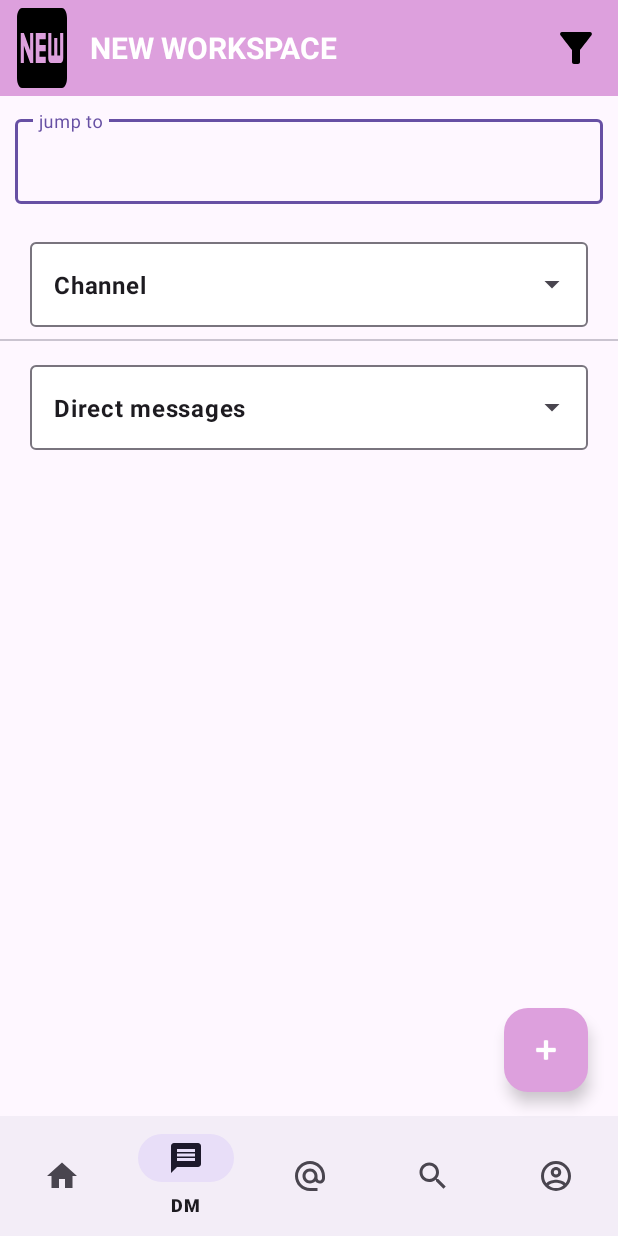
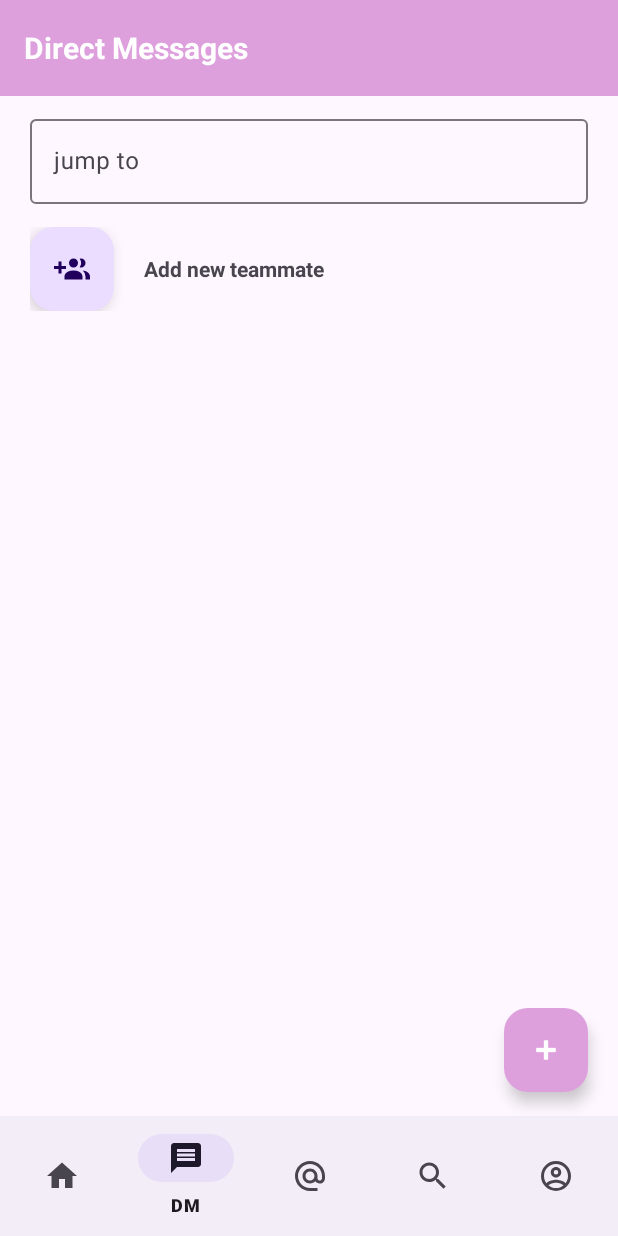
Before and after one commit to amiinemakhlouf/SlackClone, an Android app: the screen it shows after launch (MainActivity), item 2 of the bottom bar chosen, on a phone screen of 412 x 824 dp. Run offline under Robolectric (Android 15) with nearby library versions, the phone set to English and light mode, and no system bars; our stand-ins replace navigation-ui.

Commit message:
dm fragment ui

```diff
--- /dev/null
+++ b/app/src/main/java/esprims/gi2/guesswhoisback/DMFragment.kt
@@ -0,0 +1,27 @@
+package esprims.gi2.guesswhoisback
+
+import android.os.Bundle
+import androidx.fragment.app.Fragment
+import android.view.LayoutInflater
+import android.view.View
+import android.view.ViewGroup
+import esprims.gi2.guesswhoisback.databinding.FragmentDMBinding
+
+
+class DMFragment : Fragment() {
+    private  lateinit var  binding:FragmentDMBinding
+
+
+    override fun onCreateView(
+        inflater: LayoutInflater, container: ViewGroup?,
+        savedInstanceState: Bundle?,
+    ): View? {
+        binding=FragmentDMBinding.inflate(layoutInflater)
+        return binding.root
+    }
+
+    override fun onViewCreated(view: View, savedInstanceState: Bundle?) {
+        super.onViewCreated(view, savedInstanceState)
+
+    }
+}
--- a/app/src/main/java/esprims/gi2/guesswhoisback/MainActivity.kt
+++ b/app/src/main/java/esprims/gi2/guesswhoisback/MainActivity.kt
@@ -1,22 +1,14 @@
 package esprims.gi2.guesswhoisback
 
 import android.annotation.SuppressLint
-import android.graphics.drawable.ColorDrawable
 import android.os.Bundle
-import android.text.TextPaint
-import com.google.android.material.snackbar.Snackbar
 import androidx.appcompat.app.AppCompatActivity
 import androidx.core.view.WindowCompat
-import androidx.navigation.findNavController
+import androidx.fragment.app.FragmentManager
+import androidx.fragment.app.FragmentTransaction
 import androidx.navigation.ui.AppBarConfiguration
-import androidx.navigation.ui.navigateUp
-import androidx.navigation.ui.setupActionBarWithNavController
-import android.view.Menu
-import android.view.MenuItem
-import android.widget.ArrayAdapter
-import android.widget.Toast
-import androidx.viewbinding.ViewBinding
 import esprims.gi2.guesswhoisback.databinding.ActivityMainBinding
+
 
 class MainActivity : AppCompatActivity() {
 
@@ -25,11 +17,17 @@ class MainActivity : AppCompatActivity() {
 
     @SuppressLint("ResourceAsColor")
     override fun onCreate(savedInstanceState: Bundle?) {
-        WindowCompat.setDecorFitsSystemWindows(window, false)
         super.onCreate(savedInstanceState)
+        binding= ActivityMainBinding.inflate(layoutInflater)
+       setContentView(binding.root)
+
+        val fragmentManager=supportFragmentManager
+        fragmentManager.beginTransaction().replace(
+            R.id.fragment_holder,FirstFragment()
+        ).commit()
 
 
-        binding = ActivityMainBinding.inflate(layoutInflater)
+        /*  binding = ActivityMainBinding.inflate(layoutInflater)
         setContentView(binding.root)
         val list=resources.getStringArray(R.array.channelse)
         val adapter=ArrayAdapter(this,android.R.layout.simple_list_item_1,resources.getStringArray(R.array.channelse))
@@ -55,6 +53,31 @@ class MainActivity : AppCompatActivity() {
             Toast.makeText(this,list[position].toString(),Toast.LENGTH_LONG).show()
 
 
+        }*/
+
+        binding.bottomNavigation.setOnItemSelectedListener {
+            when(it.itemId){
+                R.id.home -> {
+                    fragmentManager.beginTransaction().replace(
+                        R.id.fragment_holder,FirstFragment()
+                    ).commit()
+
+                    true
+
+                }
+                R.id.dm ->{
+                    fragmentManager.beginTransaction().replace(
+                        R.id.fragment_holder,DMFragment()
+                    ).commit()
+
+                    true
+                }
+
+
+                else ->false
+            }
+
         }
+
     }
 }
--- /dev/null
+++ b/app/src/main/res/drawable-v24/account_multiple_plus.xml
@@ -0,0 +1,8 @@
+<!-- drawable/account_multiple_plus.xml -->
+<vector xmlns:android="http://schemas.android.com/apk/res/android"
+    android:height="24dp"
+    android:width="24dp"
+    android:viewportWidth="24"
+    android:viewportHeight="24">
+    <path android:fillColor="#000" android:pathData="M19 17V19H7V17S7 13 13 13 19 17 19 17M16 8A3 3 0 1 0 13 11A3 3 0 0 0 16 8M19.2 13.06A5.6 5.6 0 0 1 21 17V19H24V17S24 13.55 19.2 13.06M18 5A2.91 2.91 0 0 0 17.11 5.14A5 5 0 0 1 17.11 10.86A2.91 2.91 0 0 0 18 11A3 3 0 0 0 18 5M8 10H5V7H3V10H0V12H3V15H5V12H8Z" />
+</vector>
--- a/app/src/main/res/layout/activity_main.xml
+++ b/app/src/main/res/layout/activity_main.xml
@@ -7,100 +7,23 @@
     android:fitsSystemWindows="true"
     tools:context=".MainActivity">
 
-  <com.google.android.material.appbar.MaterialToolbar
-      android:id="@+id/myToolbar"
-      android:layout_width="match_parent"
-      android:layout_height="wrap_content"
-      app:navigationIcon="@drawable/ic_baseline_fiber_new_24"
-      app:title="NEW WORKSPACE"
-      app:titleTextColor="@color/white"
-      app:menu="@menu/appbar_menu"
-      app:titleTextAppearance="@style/MyText"
-      app:layout_constraintTop_toTopOf="parent"
-      android:background="#DDA0DD" />
 
 
-    <com.google.android.material.textfield.TextInputLayout
-        android:id="@+id/textField"
-        android:layout_width="match_parent"
-        android:layout_height="wrap_content"
-        android:layout_margin="10dp"
-        app:layout_constraintTop_toBottomOf="@id/myToolbar"
-        android:hint="@string/jump_to">
-
-        <com.google.android.material.textfield.TextInputEditText
-            android:layout_width="match_parent"
-            android:layout_height="wrap_content"
-            />
-
-    </com.google.android.material.textfield.TextInputLayout>
 
 
-    <com.google.android.material.textfield.TextInputLayout
-        android:id="@+id/textInput"
-        style="@style/myDropDrown"
+
+    <FrameLayout
+        android:id="@+id/fragment_holder"
         android:layout_width="match_parent"
-        android:layout_height="wrap_content"
-        android:backgroundTint="@color/white"
-        android:layout_margin="20sp"
-        app:boxBackgroundColor="@color/white"
-        app:layout_constraintEnd_toEndOf="parent"
-        app:layout_constraintStart_toStartOf="parent"
-        app:layout_constraintTop_toBottomOf="@id/textField">
-
-
-        <AutoCompleteTextView
-            android:id="@+id/ChannelsMenu"
-            android:layout_width="match_parent"
-            android:layout_height="match_parent"
-            android:text="Channel"
-            android:layout_weight="1"
-            android:backgroundTint="@color/white"
-            android:textStyle="bold"
-            android:inputType="none"
-             />
-
-
-    </com.google.android.material.textfield.TextInputLayout>
-
-    <com.google.android.material.divider.MaterialDivider
-        android:layout_width="match_parent"
-        android:layout_height="wrap_content"
-        app:layout_constraintTop_toBottomOf="@id/textInput"
-        android:background="?android:dividerHorizontal"
-        android:layout_marginTop="8dp"
-
+        android:layout_height="0dp"
+        app:layout_constraintTop_toTopOf="parent"
+        app:layout_constraintBottom_toTopOf="@id/bottomNavigation"
         />
-
-    <com.google.android.material.textfield.TextInputLayout
-        android:id="@+id/textInput2"
-        style="@style/myDropDrown"
-        android:layout_width="match_parent"
-        android:layout_height="wrap_content"
-        android:backgroundTint="@color/white"
-        android:layout_margin="20sp"
-        app:boxBackgroundColor="@color/white"
-        app:layout_constraintTop_toBottomOf="@id/textInput">
-
-
-        <AutoCompleteTextView
-            android:id="@+id/ChannelsMenu2"
-            android:layout_width="match_parent"
-            android:layout_height="match_parent"
-            android:text="Direct messages"
-            android:layout_weight="1"
-            android:backgroundTint="@color/white"
-            android:textStyle="bold"
-            android:inputType="none"
-            />
-
-
-    </com.google.android.material.textfield.TextInputLayout>
 
 
 
     <com.google.android.material.bottomnavigation.BottomNavigationView
-        android:id="@+id/bottomAppBar"
+        android:id="@+id/bottomNavigation"
         android:layout_width="match_parent"
 
 
@@ -119,7 +42,7 @@
         app:tint="@color/white"
         android:layout_marginBottom="16dp"
         android:backgroundTint="#DDA0DD"
-        app:layout_constraintBottom_toTopOf="@+id/bottomAppBar"
+        app:layout_constraintBottom_toTopOf="@+id/bottomNavigation"
         app:layout_constraintEnd_toEndOf="parent" />
 
 
--- /dev/null
+++ b/app/src/main/res/layout/fragment_d_m.xml
@@ -0,0 +1,56 @@
+<?xml version="1.0" encoding="utf-8"?>
+<androidx.constraintlayout.widget.ConstraintLayout xmlns:android="http://schemas.android.com/apk/res/android"
+    xmlns:tools="http://schemas.android.com/tools"
+    android:layout_width="match_parent"
+    android:layout_height="match_parent"
+    xmlns:app="http://schemas.android.com/apk/res-auto"
+    tools:context=".DMFragment">
+
+    <com.google.android.material.appbar.MaterialToolbar
+        android:id="@+id/myToolbar"
+        android:layout_width="match_parent"
+        android:layout_height="wrap_content"
+        app:title="Direct Messages"
+        app:titleTextColor="@color/white"
+        app:titleTextAppearance="@style/MyText"
+        app:layout_constraintTop_toTopOf="parent"
+        android:background="#DDA0DD" />
+    <include
+        android:id="@+id/jump_to_edit_text"
+        layout="@layout/jump_to_edit_text"
+        android:layout_width="match_parent"
+        android:layout_height="wrap_content"
+        android:layout_marginStart="10dp"
+        android:layout_marginEnd="10dp"
+        app:layout_constraintTop_toBottomOf="@id/myToolbar"
+        />
+
+<androidx.appcompat.widget.LinearLayoutCompat
+    android:layout_width="match_parent"
+    android:layout_height="wrap_content"
+    android:layout_marginTop="15dp"
+    android:layout_marginStart="20dp"
+    android:layout_marginEnd="20dp"
+    app:layout_constraintTop_toBottomOf="@id/jump_to_edit_text"
+    >
+    <com.google.android.material.floatingactionbutton.FloatingActionButton
+        android:layout_width="wrap_content"
+        android:layout_height="wrap_content"
+        app:fabSize="mini"
+        android:src="@drawable/account_multiple_plus"
+        />
+
+     <TextView
+         android:id="@+id/new_teammate"
+         android:layout_width="wrap_content"
+         android:layout_height="wrap_content"
+         android:text="Add new teammate"
+         android:textStyle="bold"
+         android:layout_gravity="center"
+         android:layout_marginStart="20dp"
+
+
+         />
+
+</androidx.appcompat.widget.LinearLayoutCompat>
+</androidx.constraintlayout.widget.ConstraintLayout>
--- /dev/null
+++ b/app/src/main/res/layout/jump_to_edit_text.xml
@@ -0,0 +1,20 @@
+<?xml version="1.0" encoding="utf-8"?>
+<com.google.android.material.textfield.TextInputLayout xmlns:android="http://schemas.android.com/apk/res/android"
+    android:layout_width="match_parent"
+    android:layout_height="wrap_content"
+    xmlns:app="http://schemas.android.com/apk/res-auto"
+    android:hint="@string/jump_to"
+    android:paddingTop="10dp"
+    android:paddingStart="10dp"
+    android:paddingEnd="10dp"
+    >
+
+    <com.google.android.material.textfield.TextInputEditText
+        android:layout_width="match_parent"
+        android:layout_height="wrap_content"
+
+        />
+
+
+
+</com.google.android.material.textfield.TextInputLayout>
```
Also changed, not shown: app/src/main/java/esprims/gi2/guesswhoisback/FirstFragment.kt (+3 -8 lines), app/src/main/res/layout/fragment_first.xml (+85 -25 lines), app/src/main/res/values/strings.xml (+6 -5 lines).
